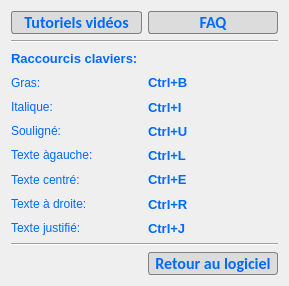
This is PhotosConsigne/ui/Help.ui in FlorianLance/PhotosConsigne as Qt 5 draws it before an edit. The edited form follows.
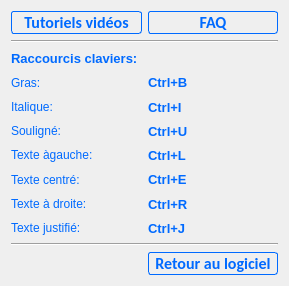
This is the edited form.

Diff of the .ui file:
```diff
--- a/PhotosConsigne/ui/Help.ui
+++ b/PhotosConsigne/ui/Help.ui
@@ -55,25 +55,24 @@
     font: bold 12pt Calibri;  
     border: 1px solid gray;
     border-radius: 3px;
-	color : rgb(0,106,255);
-
-    background-color:  rgb(220,220,220);
-
- }
- 
- QPushButton:pressed {
- background-color: white;
      background-color: qlineargradient(x1: 0, y1: 0, x2: 0, y2: 1,
                                        stop: 0 #f6f7fa, stop: 1 #dadbde);
-
  }
  
+QPushButton::enabled {
+	color : rgb(0,106,255);
+    border: 1px solid rgb(0,106,255);
+ }
 
+QPushButton:hover:!pressed{
 
-QPushButton:hover:!pressed
-{
      background-color: qlineargradient(x1: 0, y1: 0, x2: 0, y2: 1,
                                        stop: 0 #dadbde, stop: 1 #f6f7fa);
+}
+
+ QPushButton:pressed{
+    background-color:  rgb(220,220,220);
+
 }</string>
      </property>
      <property name="text">
@@ -138,25 +137,24 @@
     font: bold 12pt Calibri;  
     border: 1px solid gray;
     border-radius: 3px;
-	color : rgb(0,106,255);
-
-    background-color:  rgb(220,220,220);
-
- }
- 
- QPushButton:pressed {
- background-color: white;
      background-color: qlineargradient(x1: 0, y1: 0, x2: 0, y2: 1,
                                        stop: 0 #f6f7fa, stop: 1 #dadbde);
-
  }
  
+QPushButton::enabled {
+	color : rgb(0,106,255);
+    border: 1px solid rgb(0,106,255);
+ }
 
+QPushButton:hover:!pressed{
 
-QPushButton:hover:!pressed
-{
      background-color: qlineargradient(x1: 0, y1: 0, x2: 0, y2: 1,
                                        stop: 0 #dadbde, stop: 1 #f6f7fa);
+}
+
+ QPushButton:pressed{
+    background-color:  rgb(220,220,220);
+
 }</string>
      </property>
      <property name="text">
@@ -173,25 +171,24 @@
     font: bold 12pt Calibri;  
     border: 1px solid gray;
     border-radius: 3px;
-	color : rgb(0,106,255);
-
-    background-color:  rgb(220,220,220);
-
- }
- 
- QPushButton:pressed {
- background-color: white;
      background-color: qlineargradient(x1: 0, y1: 0, x2: 0, y2: 1,
                                        stop: 0 #f6f7fa, stop: 1 #dadbde);
-
  }
  
+QPushButton::enabled {
+	color : rgb(0,106,255);
+    border: 1px solid rgb(0,106,255);
+ }
 
+QPushButton:hover:!pressed{
 
-QPushButton:hover:!pressed
-{
      background-color: qlineargradient(x1: 0, y1: 0, x2: 0, y2: 1,
                                        stop: 0 #dadbde, stop: 1 #f6f7fa);
+}
+
+ QPushButton:pressed{
+    background-color:  rgb(220,220,220);
+
 }</string>
      </property>
      <property name="text">
```
